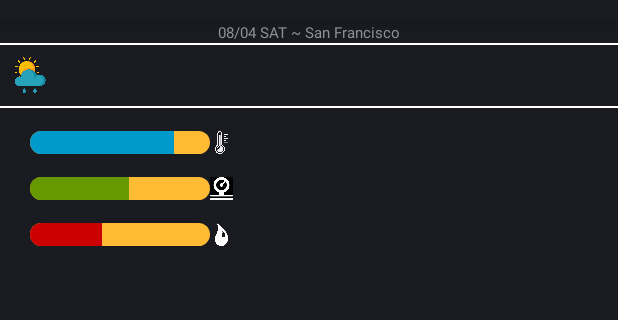
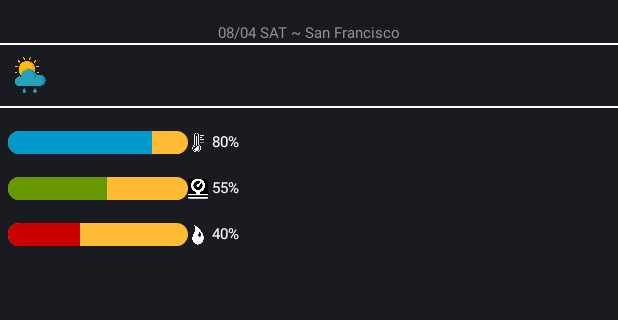
Before and after one commit to sadikshya2001/WearOS, an Android app: the layout activity_main.xml on its own in the app's theme, with its tools: preview values and no code run, on a phone screen of 412 x 824 dp, the part 62-382 px from its top. Run offline under Robolectric (Android 15) with nearby library versions, the phone set to English and light mode, and no system bars; plain views replace BoxInsetLayout.

Commit message:
-Final result

```diff
--- a/app/src/main/res/layout/activity_main.xml
+++ b/app/src/main/res/layout/activity_main.xml
@@ -71,7 +71,7 @@
                 style="@style/Widget.AppCompat.ProgressBar.Horizontal"
                 android:layout_width="120dp"
                 android:layout_height="15dp"
-                android:layout_marginLeft="20dp"
+                android:layout_marginLeft="5dp"
                 android:layout_marginTop="15dp"
                 android:baselineAligned="false"
                 android:indeterminate="false"
@@ -79,9 +79,21 @@
                 android:progressDrawable="@drawable/horizontal_progress_bar"
                 android:visibility="visible" />
 
+            <TextView
+                android:id="@+id/progressText"
+                android:layout_width="wrap_content"
+                android:layout_height="wrap_content"
+                android:layout_alignTop="@+id/progressBar"
+                android:layout_alignBottom="@+id/progressBar"
+                android:layout_marginStart="16dp"
+                android:layout_toEndOf="@+id/progressBar"
+                android:textColor="@android:color/white"
+                android:textSize="10sp"
+                android:text="80%" />
+
             <ImageView
-                android:layout_width="15dp"
-                android:layout_height="15dp"
+                android:layout_width="13dp"
+                android:layout_height="13dp"
                 android:layout_alignTop="@+id/progressBar"
                 android:layout_alignBottom="@+id/progressBar"
                 android:layout_toEndOf="@+id/progressBar"
@@ -98,7 +110,7 @@
                 style="@style/Widget.AppCompat.ProgressBar.Horizontal"
                 android:layout_width="120dp"
                 android:layout_height="15dp"
-                android:layout_marginLeft="20dp"
+                android:layout_marginLeft="5dp"
                 android:layout_marginTop="15dp"
                 android:baselineAligned="false"
                 android:indeterminate="false"
@@ -106,9 +118,21 @@
                 android:progressDrawable="@drawable/horizontal_progress_bar2"
                 android:visibility="visible" />
 
+            <TextView
+                android:id="@+id/progressText1"
+                android:layout_width="wrap_content"
+                android:layout_height="wrap_content"
+                android:layout_alignTop="@+id/progressBar1"
+                android:layout_alignBottom="@+id/progressBar1"
+                android:layout_marginStart="16dp"
+                android:layout_toEndOf="@+id/progressBar1"
+                android:textColor="@android:color/white"
+                android:textSize="10sp"
+                android:text="55%" />
+
             <ImageView
-                android:layout_width="15dp"
-                android:layout_height="15dp"
+                android:layout_width="13dp"
+                android:layout_height="13dp"
                 android:layout_alignTop="@+id/progressBar1"
                 android:layout_alignBottom="@+id/progressBar1"
                 android:layout_toEndOf="@+id/progressBar1"
@@ -125,7 +149,7 @@
                 style="@style/Widget.AppCompat.ProgressBar.Horizontal"
                 android:layout_width="120dp"
                 android:layout_height="15dp"
-                android:layout_marginLeft="20dp"
+                android:layout_marginLeft="5dp"
                 android:layout_marginTop="15dp"
                 android:baselineAligned="false"
                 android:indeterminate="false"
@@ -133,9 +157,21 @@
                 android:progressDrawable="@drawable/horizontal_progress_bar3"
                 android:visibility="visible" />
 
+            <TextView
+                android:id="@+id/progressText2"
+                android:layout_width="wrap_content"
+                android:layout_height="wrap_content"
+                android:layout_alignTop="@+id/progressBar2"
+                android:layout_alignBottom="@+id/progressBar2"
+                android:layout_marginStart="16dp"
+                android:layout_toEndOf="@+id/progressBar2"
+                android:textColor="@android:color/white"
+                android:textSize="10sp"
+                android:text="40%" />
+
             <ImageView
-                android:layout_width="15dp"
-                android:layout_height="15dp"
+                android:layout_width="13dp"
+                android:layout_height="13dp"
                 android:layout_alignTop="@+id/progressBar2"
                 android:layout_alignBottom="@+id/progressBar2"
                 android:layout_toEndOf="@+id/progressBar2"
```
